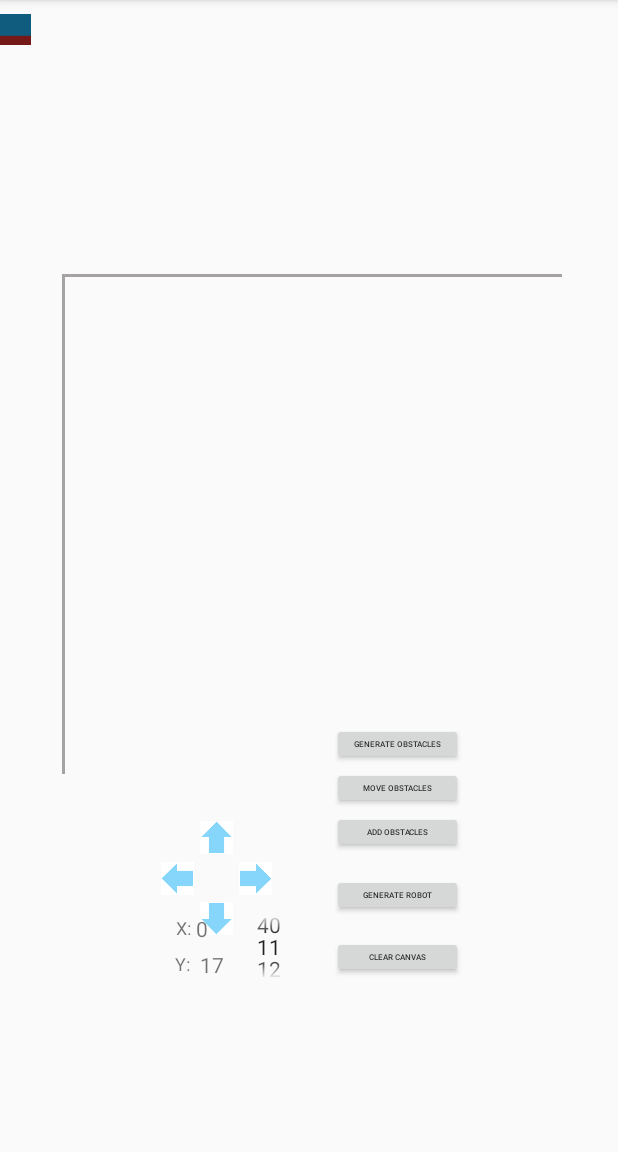
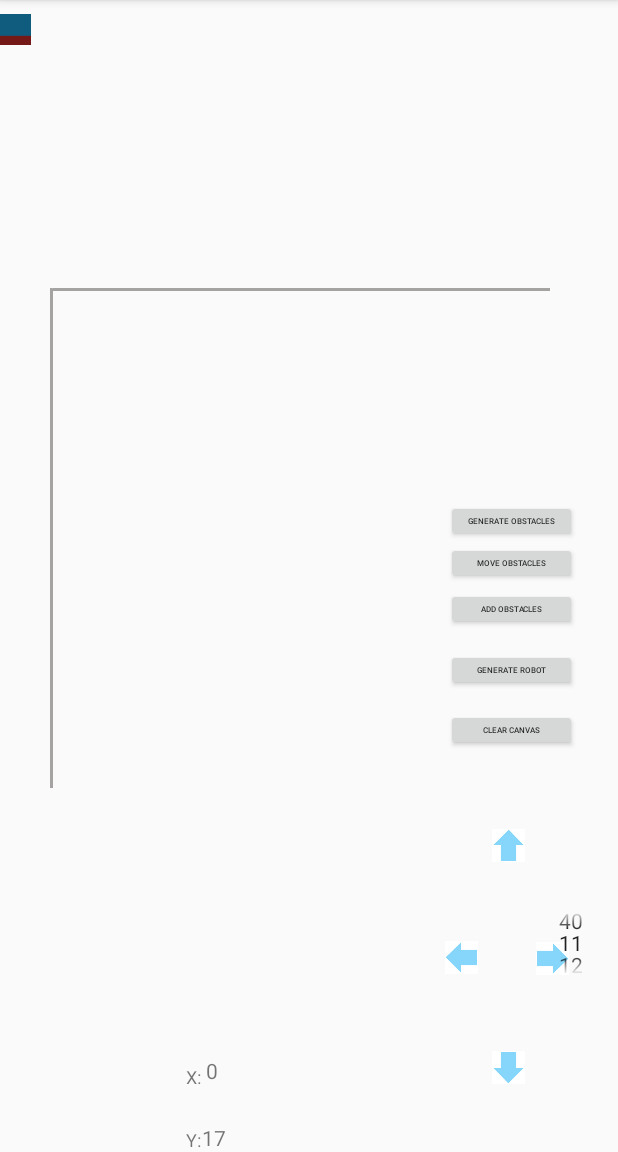
Before and after one commit to Anthony-Zou/mdp40, an Android app: the MapInit screen opened directly, with no data from a screen before it, on a phone screen of 412 x 824 dp, the part 84-1236 px from its top. Run offline under Robolectric (Android 15) with nearby library versions, the phone set to English and light mode, and no system bars; 1 statement that could not run was skipped.

Commit message:
Combined with team

```diff
--- a/app/src/main/java/com/example/mdp40/bluetooth40/BluetoothService.java
+++ b/app/src/main/java/com/example/mdp40/bluetooth40/BluetoothService.java
@@ -22,7 +22,9 @@ import java.util.UUID;
 public class BluetoothService {
     private static final String TAG = "BluetoothService";
     private static final String APP_NAME = "bluetooth40";
-    private static final UUID UUID = java.util.UUID.fromString("00001101-0000-1000-8000-0085F9B34FB");
+    //private static final UUID UUID = UUID.fromString("00001101-0000-1000-8000-0085F9B34FB");
+    private static final UUID UUID = java.util.UUID.fromString("00001101-0000-1000-8000-00805F9B34FB");
+
     private ConnectThread connectThread = null;
     private ConnectedThread connectedThread = null;
     private AcceptThread acceptThread = null;
--- a/app/src/main/java/com/example/mdp40/fragments/mapPanelFragment.java
+++ b/app/src/main/java/com/example/mdp40/fragments/mapPanelFragment.java
@@ -9,51 +9,18 @@ import androidx.fragment.app.Fragment;
 
 import com.example.mdp40.R;
 
-/**
- * A simple {@link Fragment} subclass.
- * Use the {@link mapPanelFragment#newInstance} factory method to
- * create an instance of this fragment.
- */
+
 public class mapPanelFragment extends Fragment {
 
-    // TODO: Rename parameter arguments, choose names that match
-    // the fragment initialization parameters, e.g. ARG_ITEM_NUMBER
-    private static final String ARG_PARAM1 = "param1";
-    private static final String ARG_PARAM2 = "param2";
-
-    // TODO: Rename and change types of parameters
-    private String mParam1;
-    private String mParam2;
 
     public mapPanelFragment() {
         // Required empty public constructor
     }
 
-    /**
-     * Use this factory method to create a new instance of
-     * this fragment using the provided parameters.
-     *
-     * @param param1 Parameter 1.
-     * @param param2 Parameter 2.
-     * @return A new instance of fragment panel_center.
-     */
-    // TODO: Rename and change types and number of parameters
-    public static mapPanelFragment newInstance(String param1, String param2) {
-        mapPanelFragment fragment = new mapPanelFragment();
-        Bundle args = new Bundle();
-        args.putString(ARG_PARAM1, param1);
-        args.putString(ARG_PARAM2, param2);
-        fragment.setArguments(args);
-        return fragment;
-    }
-
     @Override
     public void onCreate(Bundle savedInstanceState) {
         super.onCreate(savedInstanceState);
-        if (getArguments() != null) {
-            mParam1 = getArguments().getString(ARG_PARAM1);
-            mParam2 = getArguments().getString(ARG_PARAM2);
-        }
+
     }
 
     @Override
--- a/app/src/main/res/layout/activity_btchat.xml
+++ b/app/src/main/res/layout/activity_btchat.xml
@@ -49,7 +49,7 @@
         android:text="Status"
         android:textAlignment="center"
         android:textColor="#F44336"
-        android:textSize="20sp"
+        android:textSize="40sp"
         app:layout_constraintBottom_toBottomOf="parent"
         app:layout_constraintEnd_toEndOf="parent"
         app:layout_constraintHorizontal_bias="0.047"
--- a/app/src/main/res/layout/activity_map_init.xml
+++ b/app/src/main/res/layout/activity_map_init.xml
@@ -6,29 +6,16 @@
     android:layout_width="match_parent"
     android:layout_height="match_parent">
 
-    <Button
-        android:id="@+id/genMap"
-        android:layout_width="87dp"
-        android:layout_height="28dp"
-        android:text="Generate Obstacles"
-        android:textSize="5sp"
-        app:layout_constraintBottom_toBottomOf="parent"
-        app:layout_constraintEnd_toEndOf="parent"
-        app:layout_constraintHorizontal_bias="0.682"
-        app:layout_constraintStart_toStartOf="parent"
-        app:layout_constraintTop_toTopOf="parent"
-        app:layout_constraintVertical_bias="0.651" />
-
     <com.example.mdp40.MapGeneration.GridMap
         android:id="@+id/gridMap"
         android:layout_width="551dp"
         android:layout_height="478dp"
         app:layout_constraintBottom_toBottomOf="parent"
         app:layout_constraintEnd_toEndOf="parent"
-        app:layout_constraintHorizontal_bias="0.528"
+        app:layout_constraintHorizontal_bias="0.425"
         app:layout_constraintStart_toStartOf="parent"
         app:layout_constraintTop_toTopOf="parent"
-        app:layout_constraintVertical_bias="0.421"
+        app:layout_constraintVertical_bias="0.442"
         custom:XColour="#3F51B5"
         custom:mapColour="#A5A2A2"></com.example.mdp40.MapGeneration.GridMap>
 
@@ -44,17 +31,17 @@
         tools:ignore="MissingConstraints" />
 
     <Button
-        android:id="@+id/genRobot"
+        android:id="@+id/clearCanvas"
         android:layout_width="87dp"
         android:layout_height="28dp"
-        android:text="Generate Robot"
+        android:text="Clear canvas"
         android:textSize="5sp"
         app:layout_constraintBottom_toBottomOf="parent"
         app:layout_constraintEnd_toEndOf="parent"
-        app:layout_constraintHorizontal_bias="0.682"
+        app:layout_constraintHorizontal_bias="0.916"
         app:layout_constraintStart_toStartOf="parent"
         app:layout_constraintTop_toTopOf="parent"
-        app:layout_constraintVertical_bias="0.787" />
+        app:layout_constraintVertical_bias="0.639" />
 
     <Button
         android:id="@+id/moveObs"
@@ -64,10 +51,10 @@
         android:textSize="5sp"
         app:layout_constraintBottom_toBottomOf="parent"
         app:layout_constraintEnd_toEndOf="parent"
-        app:layout_constraintHorizontal_bias="0.682"
+        app:layout_constraintHorizontal_bias="0.916"
         app:layout_constraintStart_toStartOf="parent"
         app:layout_constraintTop_toTopOf="parent"
-        app:layout_constraintVertical_bias="0.691" />
+        app:layout_constraintVertical_bias="0.488" />
 
     <Button
         android:id="@+id/addObs"
@@ -77,23 +64,36 @@
         android:textSize="5sp"
         app:layout_constraintBottom_toBottomOf="parent"
         app:layout_constraintEnd_toEndOf="parent"
-        app:layout_constraintHorizontal_bias="0.682"
+        app:layout_constraintHorizontal_bias="0.916"
         app:layout_constraintStart_toStartOf="parent"
         app:layout_constraintTop_toTopOf="parent"
-        app:layout_constraintVertical_bias="0.731" />
+        app:layout_constraintVertical_bias="0.53" />
 
     <Button
-        android:id="@+id/clearCanvas"
+        android:id="@+id/genMap"
         android:layout_width="87dp"
         android:layout_height="28dp"
-        android:text="Clear canvas"
+        android:text="Generate Obstacles"
         android:textSize="5sp"
         app:layout_constraintBottom_toBottomOf="parent"
         app:layout_constraintEnd_toEndOf="parent"
-        app:layout_constraintHorizontal_bias="0.682"
+        app:layout_constraintHorizontal_bias="0.916"
         app:layout_constraintStart_toStartOf="parent"
         app:layout_constraintTop_toTopOf="parent"
-        app:layout_constraintVertical_bias="0.843" />
+        app:layout_constraintVertical_bias="0.45" />
+
+    <Button
+        android:id="@+id/genRobot"
+        android:layout_width="87dp"
+        android:layout_height="28dp"
+        android:text="Generate Robot"
+        android:textSize="5sp"
+        app:layout_constraintBottom_toBottomOf="parent"
+        app:layout_constraintEnd_toEndOf="parent"
+        app:layout_constraintHorizontal_bias="0.916"
+        app:layout_constraintStart_toStartOf="parent"
+        app:layout_constraintTop_toTopOf="parent"
+        app:layout_constraintVertical_bias="0.585" />
 
     <ImageView
         android:id="@+id/forwardView"
@@ -101,10 +101,10 @@
         android:layout_height="22dp"
         app:layout_constraintBottom_toBottomOf="parent"
         app:layout_constraintEnd_toEndOf="parent"
-        app:layout_constraintHorizontal_bias="0.34"
+        app:layout_constraintHorizontal_bias="0.844"
         app:layout_constraintStart_toStartOf="parent"
-        app:layout_constraintTop_toBottomOf="@+id/gridMap"
-        app:layout_constraintVertical_bias="0.137"
+        app:layout_constraintTop_toTopOf="parent"
+        app:layout_constraintVertical_bias="0.741"
         custom:srcCompat="@drawable/forward" />
 
     <ImageView
@@ -113,11 +113,23 @@
         android:layout_height="22dp"
         app:layout_constraintBottom_toBottomOf="parent"
         app:layout_constraintEnd_toEndOf="parent"
-        app:layout_constraintHorizontal_bias="0.34"
+        app:layout_constraintHorizontal_bias="0.844"
         app:layout_constraintStart_toStartOf="parent"
         app:layout_constraintTop_toBottomOf="@+id/forwardView"
-        app:layout_constraintVertical_bias="0.181"
+        app:layout_constraintVertical_bias="0.737"
         custom:srcCompat="@drawable/backward" />
+
+    <ImageView
+        android:id="@+id/turnRView"
+        android:layout_width="26dp"
+        android:layout_height="22dp"
+        app:layout_constraintBottom_toBottomOf="parent"
+        app:layout_constraintEnd_toEndOf="parent"
+        app:layout_constraintHorizontal_bias="0.105"
+        app:layout_constraintStart_toEndOf="@+id/forwardView"
+        app:layout_constraintTop_toTopOf="@+id/forwardView"
+        app:layout_constraintVertical_bias="0.39"
+        custom:srcCompat="@drawable/turnright" />
 
     <ImageView
         android:id="@+id/turnLView"
@@ -125,23 +137,23 @@
         android:layout_height="22dp"
         app:layout_constraintBottom_toBottomOf="parent"
         app:layout_constraintEnd_toStartOf="@+id/forwardView"
-        app:layout_constraintHorizontal_bias="1.0"
+        app:layout_constraintHorizontal_bias="0.982"
         app:layout_constraintStart_toStartOf="parent"
         app:layout_constraintTop_toTopOf="@+id/forwardView"
-        app:layout_constraintVertical_bias="0.139"
+        app:layout_constraintVertical_bias="0.385"
         custom:srcCompat="@drawable/turnleft" />
 
-    <ImageView
-        android:id="@+id/turnRView"
-        android:layout_width="26dp"
-        android:layout_height="22dp"
+    <TextView
+        android:id="@+id/robotLeftImage"
+        android:layout_width="wrap_content"
+        android:layout_height="wrap_content"
+        android:text="TextView"
         app:layout_constraintBottom_toBottomOf="parent"
         app:layout_constraintEnd_toEndOf="parent"
-        app:layout_constraintHorizontal_bias="0.0"
-        app:layout_constraintStart_toEndOf="@+id/forwardView"
-        app:layout_constraintTop_toTopOf="@+id/forwardView"
-        app:layout_constraintVertical_bias="0.139"
-        custom:srcCompat="@drawable/turnright" />
+        app:layout_constraintHorizontal_bias="0.012"
+        app:layout_constraintStart_toEndOf="@+id/robotX"
+        app:layout_constraintTop_toTopOf="parent"
+        app:layout_constraintVertical_bias="0.94" />
 
     <TextView
         android:id="@+id/robotX"
@@ -151,10 +163,10 @@
         android:textSize="12sp"
         app:layout_constraintBottom_toBottomOf="parent"
         app:layout_constraintEnd_toEndOf="parent"
-        app:layout_constraintHorizontal_bias="0.292"
+        app:layout_constraintHorizontal_bias="0.309"
         app:layout_constraintStart_toStartOf="parent"
         app:layout_constraintTop_toTopOf="parent"
-        app:layout_constraintVertical_bias="0.812" />
+        app:layout_constraintVertical_bias="0.944" />
 
     <TextView
         android:id="@+id/robotY"
@@ -164,22 +176,10 @@
         android:textSize="12sp"
         app:layout_constraintBottom_toBottomOf="parent"
         app:layout_constraintEnd_toEndOf="parent"
-        app:layout_constraintHorizontal_bias="0.291"
+        app:layout_constraintHorizontal_bias="0.309"
         app:layout_constraintStart_toStartOf="parent"
         app:layout_constraintTop_toTopOf="parent"
-        app:layout_constraintVertical_bias="0.844" />
-
-    <TextView
-        android:id="@+id/robotLeftImage"
-        android:layout_width="wrap_content"
-        android:layout_height="wrap_content"
-        android:text="TextView"
-        app:layout_constraintBottom_toBottomOf="parent"
-        app:layout_constraintEnd_toEndOf="parent"
-        app:layout_constraintHorizontal_bias="0.013"
-        app:layout_constraintStart_toEndOf="@+id/robotX"
-        app:layout_constraintTop_toTopOf="parent"
-        app:layout_constraintVertical_bias="0.814" />
+        app:layout_constraintVertical_bias="1.0" />
 
     <TextView
         android:id="@+id/robotRightImage"
@@ -188,10 +188,10 @@
         android:text="TextView"
         app:layout_constraintBottom_toBottomOf="parent"
         app:layout_constraintEnd_toEndOf="parent"
-        app:layout_constraintHorizontal_bias="0.059"
+        app:layout_constraintHorizontal_bias="0.038"
         app:layout_constraintStart_toStartOf="@+id/robotY"
         app:layout_constraintTop_toTopOf="parent"
-        app:layout_constraintVertical_bias="0.846" />
+        app:layout_constraintVertical_bias="1.0" />
 
     <NumberPicker
         android:id="@+id/numberPicker"
@@ -199,10 +199,10 @@
         android:layout_height="43dp"
         app:layout_constraintBottom_toBottomOf="parent"
         app:layout_constraintEnd_toEndOf="parent"
-        app:layout_constraintHorizontal_bias="0.427"
+        app:layout_constraintHorizontal_bias="0.974"
         app:layout_constraintStart_toStartOf="parent"
         app:layout_constraintTop_toTopOf="parent"
-        app:layout_constraintVertical_bias="0.841" />
+        app:layout_constraintVertical_bias="0.837" />
 
 
 </androidx.constraintlayout.widget.ConstraintLayout>
--- a/app/src/main/res/layout/fragment_console.xml
+++ b/app/src/main/res/layout/fragment_console.xml
@@ -34,6 +34,7 @@
             android:layout_weight="1"
             android:layout_width="0dp"
             android:layout_height="48dp"
+            android:text="Send"
             android:enabled="true"/>
     </LinearLayout>
 
--- a/app/src/main/res/layout/item_bluetooth_device.xml
+++ b/app/src/main/res/layout/item_bluetooth_device.xml
@@ -30,13 +30,13 @@
                     android:layout_width="wrap_content"
                     android:layout_height="wrap_content"
                     android:text="Device Name:"
-                    android:textColor="@color/white" />
+                    android:textColor="@color/black" />
 
                 <TextView
                     android:layout_width="wrap_content"
                     android:layout_height="wrap_content"
                     android:text="Device Address:"
-                    android:textColor="@color/white" />
+                    android:textColor="@color/black" />
             </LinearLayout>
 
             <LinearLayout
--- a/app/src/main/res/layout/item_scan_bluetooth_device.xml
+++ b/app/src/main/res/layout/item_scan_bluetooth_device.xml
@@ -30,13 +30,13 @@
                     android:layout_width="wrap_content"
                     android:layout_height="wrap_content"
                     android:text="Device Name:"
-                    android:textColor="@color/white" />
+                    android:textColor="@color/black" />
 
                 <TextView
                     android:layout_width="wrap_content"
                     android:layout_height="wrap_content"
                     android:text="Device Address:"
-                    android:textColor="@color/white" />
+                    android:textColor="@color/black" />
             </LinearLayout>
 
             <LinearLayout
```
